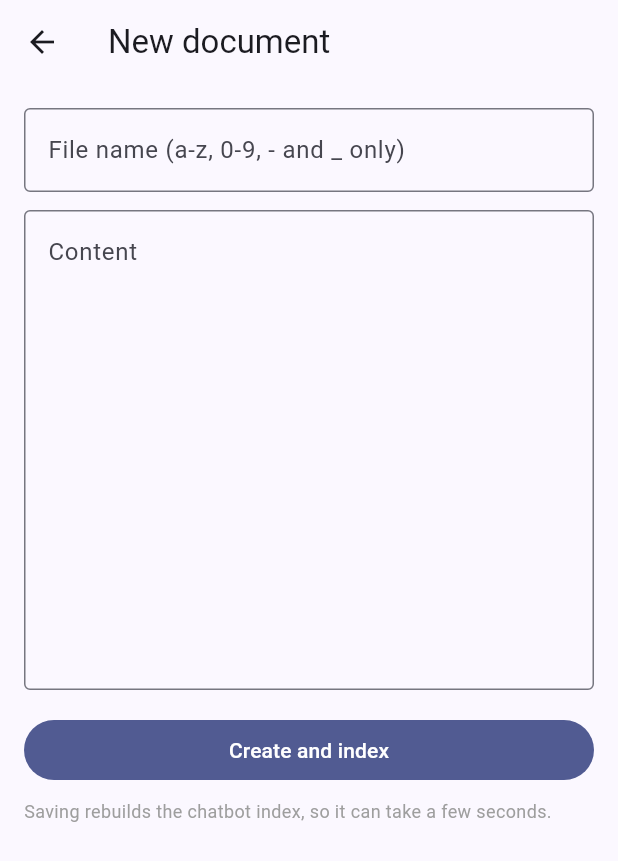
After one commit to VinayakKharade03/SupportIQ, a Flutter app: the AdminKnowledgeScreen screen opened directly, after a tap on "New document", on a phone screen of 412 x 824 dp. The commit adds this screen. Shown: the top 861 px of the screen. Run offline on Flutter 3.47's test engine with Material 3 defaults, Android fonts, the phone set to English and light mode, and no system bars; our stand-ins replace audioplayers, shared_preferences; missing offline and left inert: fetch_client, record; accounts and stored records are empty; network calls fail.

Commit message:
feat: add admin knowledge base screens (list, edit, create, delete, rebuild)

```diff
--- /dev/null
+++ b/frontend/lib/screens/admin/admin_knowledge_edit_screen.dart
@@ -0,0 +1,185 @@
+import 'dart:convert';
+
+import 'package:flutter/material.dart';
+import 'package:http/http.dart' as http;
+import 'package:provider/provider.dart';
+
+import '../../api/api_client.dart';
+
+class AdminKnowledgeEditScreen extends StatefulWidget {
+  final String? filename; // null = new document
+  const AdminKnowledgeEditScreen({super.key, this.filename});
+
+  @override
+  State<AdminKnowledgeEditScreen> createState() =>
+      _AdminKnowledgeEditScreenState();
+}
+
+class _AdminKnowledgeEditScreenState extends State<AdminKnowledgeEditScreen> {
+  final _name = TextEditingController();
+  final _content = TextEditingController();
+  bool _loading = false;
+  bool _busy = false;
+  String? _error;
+
+  bool get _editing => widget.filename != null;
+
+  @override
+  void initState() {
+    super.initState();
+    if (_editing) {
+      _name.text = widget.filename!;
+      _load();
+    }
+  }
+
+  @override
+  void dispose() {
+    _name.dispose();
+    _content.dispose();
+    super.dispose();
+  }
+
+  String _msg(Object e) => e is ApiException
+      ? e.message
+      : 'Cannot reach the server. Is the backend running?';
+
+  Future<void> _load() async {
+    setState(() {
+      _loading = true;
+      _error = null;
+    });
+    try {
+      final res = await context
+          .read<ApiClient>()
+          .send('GET', '/admin/knowledge/${widget.filename}');
+      final d = jsonDecode(res.body) as Map<String, dynamic>;
+      _content.text = '${d['content']}';
+      setState(() => _loading = false);
+    } catch (e) {
+      setState(() {
+        _error = _msg(e);
+        _loading = false;
+      });
+    }
+  }
+
+  Future<http.Response> _upload(String token, String name, String text) async {
+    final req = http.MultipartRequest(
+        'POST',
+        Uri.parse(
+            '$apiBaseUrl/admin/knowledge?overwrite=${_editing ? 'true' : 'false'}'))
+      ..headers['Authorization'] = 'Bearer $token'
+      ..files.add(http.MultipartFile.fromBytes('file', utf8.encode(text),
+          filename: name));
+    final streamed = await req.send().timeout(const Duration(seconds: 120));
+    return http.Response.fromStream(streamed);
+  }
+
+  Future<void> _save() async {
+    var name = _name.text.trim();
+    final text = _content.text;
+    if (name.isEmpty || text.trim().isEmpty) {
+      setState(() => _error = 'File name and content are required.');
+      return;
+    }
+    if (!name.toLowerCase().endsWith('.txt')) name = '$name.txt';
+
+    final api = context.read<ApiClient>();
+    final nav = Navigator.of(context);
+    setState(() {
+      _busy = true;
+      _error = null;
+    });
+    try {
+      var token = await api.accessToken ?? '';
+      var res = await _upload(token, name, text);
+      if (res.statusCode == 401) {
+        await api.me(); // refreshes the access token
+        token = await api.accessToken ?? '';
+        res = await _upload(token, name, text);
+      }
+      if (res.statusCode == 200 || res.statusCode == 201) {
+        nav.pop(true);
+        return;
+      }
+      String detail = 'Upload failed (${res.statusCode})';
+      try {
+        final b = jsonDecode(res.body);
+        if (b is Map && b['detail'] is String) detail = b['detail'] as String;
+      } catch (_) {}
+      if (!mounted) return;
+      setState(() {
+        _busy = false;
+        _error = detail;
+      });
+    } catch (e) {
+      if (!mounted) return;
+      setState(() {
+        _busy = false;
+        _error = _msg(e);
+      });
+    }
+  }
+
+  @override
+  Widget build(BuildContext context) {
+    return Scaffold(
+      appBar: AppBar(
+          title: Text(_editing ? 'Edit ${widget.filename}' : 'New document')),
+      body: _loading
+          ? const Center(child: CircularProgressIndicator())
+          : Align(
+              alignment: Alignment.topCenter,
+              child: ConstrainedBox(
+                constraints: const BoxConstraints(maxWidth: 800),
+                child: ListView(
+                  padding: const EdgeInsets.all(16),
+                  children: [
+                    TextField(
+                      controller: _name,
+                      enabled: !_editing,
+                      decoration: const InputDecoration(
+                        labelText: 'File name (a-z, 0-9, - and _ only)',
+                        border: OutlineInputBorder(),
+                      ),
+                    ),
+                    const SizedBox(height: 12),
+                    TextField(
+                      controller: _content,
+                      minLines: 12,
+                      maxLines: 24,
+                      decoration: const InputDecoration(
+                        labelText: 'Content',
+                        alignLabelWithHint: true,
+                        border: OutlineInputBorder(),
+                      ),
+                    ),
+                    if (_error != null) ...[
+                      const SizedBox(height: 12),
+                      Text(_error!,
+                          style: TextStyle(
+                              color: Theme.of(context).colorScheme.error)),
+                    ],
+                    const SizedBox(height: 16),
+                    FilledButton(
+                      onPressed: _busy ? null : _save,
+                      child: _busy
+                          ? const SizedBox(
+                              height: 20,
+                              width: 20,
+                              child:
+                                  CircularProgressIndicator(strokeWidth: 2))
+                          : Text(_editing ? 'Save and re-index' : 'Create and index'),
+                    ),
+                    const SizedBox(height: 8),
+                    const Text(
+                        'Saving rebuilds the chatbot index, so it can take a few seconds.',
+                        style: TextStyle(fontSize: 12, color: Colors.grey)),
+                  ],
+                ),
+              ),
+            ),
+    );
+  }
+}
--- /dev/null
+++ b/frontend/lib/screens/admin/admin_knowledge_screen.dart
@@ -0,0 +1,184 @@
+import 'dart:convert';
+
+import 'package:flutter/material.dart';
+import 'package:provider/provider.dart';
+
+import '../../api/api_client.dart';
+import 'admin_knowledge_edit_screen.dart';
+
+class AdminKnowledgeScreen extends StatefulWidget {
+  const AdminKnowledgeScreen({super.key});
+
+  @override
+  State<AdminKnowledgeScreen> createState() => _AdminKnowledgeScreenState();
+}
+
+class _AdminKnowledgeScreenState extends State<AdminKnowledgeScreen> {
+  List<Map<String, dynamic>> _docs = [];
+  int _chunks = 0;
+  bool _inSync = true;
+  bool _loading = true;
+  bool _busy = false;
+  String? _error;
+
+  @override
+  void initState() {
+    super.initState();
+    _load();
+  }
+
+  String _msg(Object e) => e is ApiException
+      ? e.message
+      : 'Cannot reach the server. Is the backend running?';
+
+  Future<void> _load() async {
+    setState(() {
+      _loading = true;
+      _error = null;
+    });
+    try {
+      final res =
+          await context.read<ApiClient>().send('GET', '/admin/knowledge');
+      final data = jsonDecode(res.body) as Map<String, dynamic>;
+      setState(() {
+        _docs = (data['documents'] as List).cast<Map<String, dynamic>>();
+        _chunks = (data['total_chunks'] as num).toInt();
+        _inSync = data['in_sync'] == true;
+        _loading = false;
+      });
+    } catch (e) {
+      setState(() {
+        _error = _msg(e);
+        _loading = false;
+      });
+    }
+  }
+
+  Future<void> _open([String? filename]) async {
+    final saved = await Navigator.of(context).push<bool>(
+      MaterialPageRoute(
+          builder: (_) => AdminKnowledgeEditScreen(filename: filename)),
+    );
+    if (saved == true) _load();
+  }
+
+  Future<void> _rebuild() async {
+    final messenger = ScaffoldMessenger.of(context);
+    final api = context.read<ApiClient>();
+    setState(() => _busy = true);
+    try {
+      final res = await api.send('POST', '/admin/knowledge/rebuild');
+      final d = jsonDecode(res.body) as Map<String, dynamic>;
+      messenger.showSnackBar(SnackBar(
+          content: Text(
+              'Rebuilt: ${d['documents']} documents, ${d['total_chunks']} chunks')));
+      await _load();
+    } catch (e) {
+      messenger.showSnackBar(SnackBar(content: Text(_msg(e))));
+    }
+    if (mounted) setState(() => _busy = false);
+  }
+
+  Future<void> _delete(String filename) async {
+    final messenger = ScaffoldMessenger.of(context);
+    final api = context.read<ApiClient>();
+    final go = await showDialog<bool>(
+      context: context,
+      builder: (ctx) => AlertDialog(
+        title: Text('Delete $filename?'),
+        content: const Text(
+            'The chatbot stops using it straight away. The last document cannot be deleted.'),
+        actions: [
+          TextButton(
+              onPressed: () => Navigator.pop(ctx, false),
+              child: const Text('Cancel')),
+          FilledButton(
+              onPressed: () => Navigator.pop(ctx, true),
+              child: const Text('Delete')),
+        ],
+      ),
+    );
+    if (go != true) return;
+    setState(() => _busy = true);
+    try {
+      await api.send('DELETE', '/admin/knowledge/$filename');
+      messenger.showSnackBar(const SnackBar(content: Text('Deleted')));
+      await _load();
+    } catch (e) {
+      messenger.showSnackBar(SnackBar(content: Text(_msg(e))));
+    }
+    if (mounted) setState(() => _busy = false);
+  }
+
+  @override
+  Widget build(BuildContext context) {
+    return Scaffold(
+      appBar: AppBar(title: const Text('Knowledge base'), actions: [
+        IconButton(
+            tooltip: 'Rebuild index',
+            icon: const Icon(Icons.build_circle_outlined),
+            onPressed: _busy ? null : _rebuild),
+        IconButton(
+            tooltip: 'Refresh',
+            icon: const Icon(Icons.refresh),
+            onPressed: _load),
+      ]),
+      floatingActionButton: FloatingActionButton.extended(
+        onPressed: _busy ? null : () => _open(),
+        icon: const Icon(Icons.add),
+        label: const Text('New document'),
+      ),
+      body: _loading
+          ? const Center(child: CircularProgressIndicator())
+          : _error != null
+              ? Center(
+                  child: Column(
+                    mainAxisSize: MainAxisSize.min,
+                    children: [
+                      Text(_error!),
+                      const SizedBox(height: 12),
+                      OutlinedButton(
+                          onPressed: _load, child: const Text('Retry')),
+                    ],
+                  ),
+                )
+              : Column(
+                  children: [
+                    Container(
+                      width: double.infinity,
+                      color: _inSync
+                          ? Colors.green.shade100
+                          : Colors.orange.shade100,
+                      padding: const EdgeInsets.all(12),
+                      child: Text(_inSync
+                          ? '${_docs.length} documents, $_chunks chunks, index in sync'
+                          : '${_docs.length} documents, $_chunks chunks. Index is out of sync: tap the rebuild icon.'),
+                    ),
+                    Expanded(
+                      child: ListView.builder(
+                        padding: const EdgeInsets.fromLTRB(12, 12, 12, 88),
+                        itemCount: _docs.length,
+                        itemBuilder: (context, i) {
+                          final d = _docs[i];
+                          final name = '${d['filename']}';
+                          return Card(
+                            child: ListTile(
+                              title: Text(name),
+                              subtitle: Text(
+                                  '${d['size_bytes']} bytes | ${d['chunks']} chunks${d['indexed'] == true ? '' : ' | not indexed'}'),
+                              trailing: IconButton(
+                                tooltip: 'Delete',
+                                icon: const Icon(Icons.delete_outline),
+                                onPressed: _busy ? null : () => _delete(name),
+                              ),
+                              onTap: _busy ? null : () => _open(name),
+                            ),
+                          );
+                        },
+                      ),
+                    ),
+                  ],
+                ),
+    );
+  }
+}
```
Also changed, not shown: frontend/lib/screens/admin/admin_home_screen.dart (+9 -0 lines).
